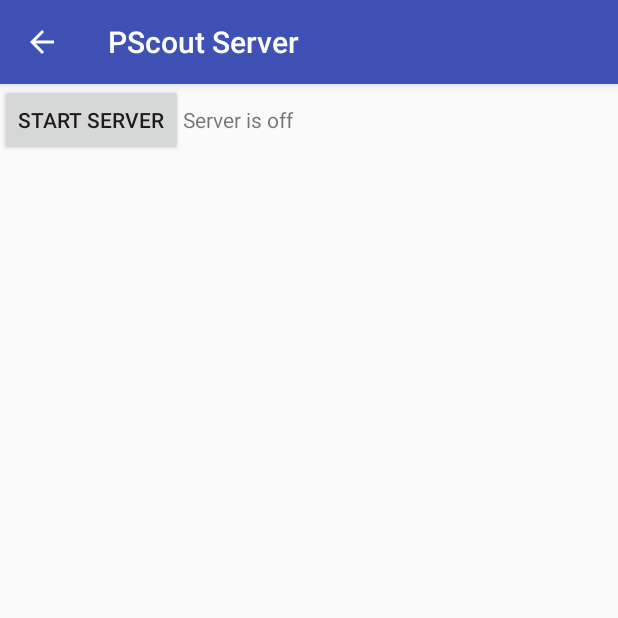
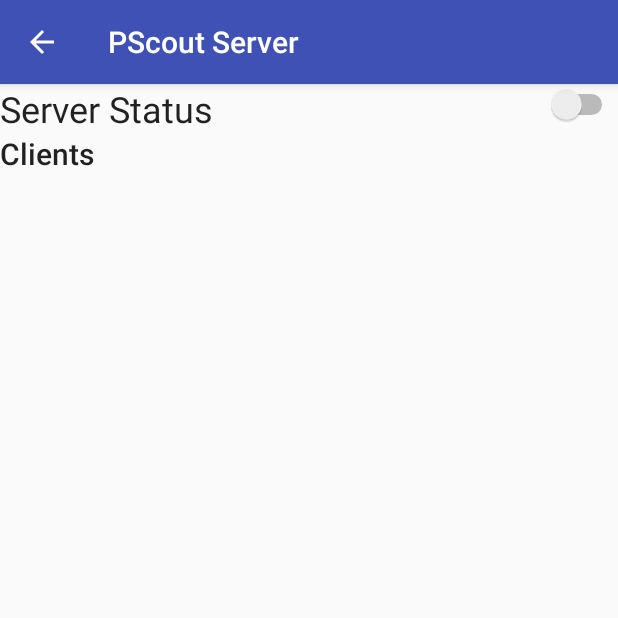
Before and after one commit to ifd3f/Scouting-App-old, an Android app: the screen it shows after launch (ServerManagerActivity), on a phone screen of 412 x 824 dp, the top half of it. Run offline under Robolectric (Android 15) with nearby library versions, the phone set to English and light mode, and no system bars.

```diff
--- a/app-server/src/main/java/com/burlingamerobotics/scouting/activity/ServerManagerActivity.kt
+++ b/app-server/src/main/java/com/burlingamerobotics/scouting/activity/ServerManagerActivity.kt
@@ -6,10 +6,7 @@ import android.os.Handler
 import android.os.Message
 import android.support.v7.app.AppCompatActivity
 import android.util.Log
-import android.widget.ArrayAdapter
-import android.widget.Button
-import android.widget.ListView
-import android.widget.TextView
+import android.widget.*
 import com.burlingamerobotics.scouting.ClientResponseThread
 import com.burlingamerobotics.scouting.R
 import com.burlingamerobotics.scouting.ScoutingServer
@@ -21,8 +18,7 @@ class ServerManagerActivity : AppCompatActivity() {
 
     lateinit var btAdapter: BluetoothAdapter
     lateinit var lvClients: ListView
-    lateinit var btnStartServer: Button
-    lateinit var txtServerIndicator: TextView
+    lateinit var switchStartServer: Switch
 
     val msgRefreshListHandler = Handler({ msg ->
         refreshList()
@@ -38,8 +34,10 @@ class ServerManagerActivity : AppCompatActivity() {
         btAdapter = BluetoothAdapter.getDefaultAdapter()
         lvClients = findViewById(R.id.list_connected_clients)
 
-        btnStartServer = findViewById<Button>(R.id.btn_start_server)
-        txtServerIndicator = findViewById(R.id.txt_server_indicator)
+        switchStartServer = findViewById(R.id.switch_server)
+        switchStartServer.setOnCheckedChangeListener { buttonView, isChecked ->
+            setServerState(isChecked)
+        }
 
         supportActionBar?.setDisplayHomeAsUpEnabled(true)
 
@@ -57,8 +55,6 @@ class ServerManagerActivity : AppCompatActivity() {
 
     private fun setServerState(state: Boolean) {
         if (state) {
-            txtServerIndicator.text = getString(R.string.server_is_on)
-            btnStartServer.text = getString(R.string.stop_server)
 
             Log.i("MasterMgmt", "Starting bluetooth server")
 
@@ -73,17 +69,10 @@ class ServerManagerActivity : AppCompatActivity() {
                 }
             }
 
-            btnStartServer.setOnClickListener {
-                setServerState(false)
-            }
         } else {
-            Log.i("MasterMgmt", "Stopping bluetooth server...")
-            txtServerIndicator.text = getString(R.string.server_is_off)
-            btnStartServer.text = getString(R.string.start_server)
+            Log.i("MasterMgmt", "Stopping bluetooth server... (not really)")
 
-            btnStartServer.setOnClickListener { view ->
-                setServerState(true)
-            }
+            // TODO: STOP THE SERVER
         }
     }
 
--- a/app-server/src/main/res/layout/content_server_manager.xml
+++ b/app-server/src/main/res/layout/content_server_manager.xml
@@ -9,23 +9,31 @@
     tools:context="com.burlingamerobotics.scouting.activity.ServerManagerActivity"
     tools:showIn="@layout/activity_server_manager">
 
-    <LinearLayout
+    <RelativeLayout
         android:layout_width="match_parent"
         android:layout_height="wrap_content">
-        <Button
-            android:id="@+id/btn_start_server"
+
+        <TextView
+            style="@style/TextAppearance.AppCompat.Headline"
             android:layout_width="wrap_content"
             android:layout_height="wrap_content"
-            android:text="@string/start_server"/>
-        <TextView
-            android:id="@+id/txt_server_indicator"
+            android:layout_alignParentLeft="true"
+            android:text="@string/server_status"/>
+
+        <Switch
+            android:id="@+id/switch_server"
             android:layout_width="wrap_content"
             android:layout_height="wrap_content"
-            android:text="@string/server_is_off"/>
+            android:layout_alignParentRight="true"/>
 
-    </LinearLayout>
+    </RelativeLayout>
 
 
+    <TextView
+        style="@style/TextAppearance.AppCompat.Title"
+        android:layout_width="match_parent"
+        android:layout_height="wrap_content"
+        android:text="@string/clients_list"/>
     <ListView
         android:id="@+id/list_connected_clients"
         android:layout_width="match_parent"
--- /dev/null
+++ b/app-server/src/main/res/values/strings.xml
@@ -0,0 +1,5 @@
+<?xml version="1.0" encoding="utf-8"?>
+<resources>
+    <string name="server_status">Server Status</string>
+    <string name="clients_list">Clients</string>
+</resources>
--- a/common/src/main/res/values/strings.xml
+++ b/common/src/main/res/values/strings.xml
@@ -12,7 +12,5 @@
 
     <string name="start_server">Start Server</string>
     <string name="stop_server">Stop Server</string>
-    <string name="server_is_off">Server is off</string>
-    <string name="server_is_on">Server is on</string>
 
 </resources>
```
